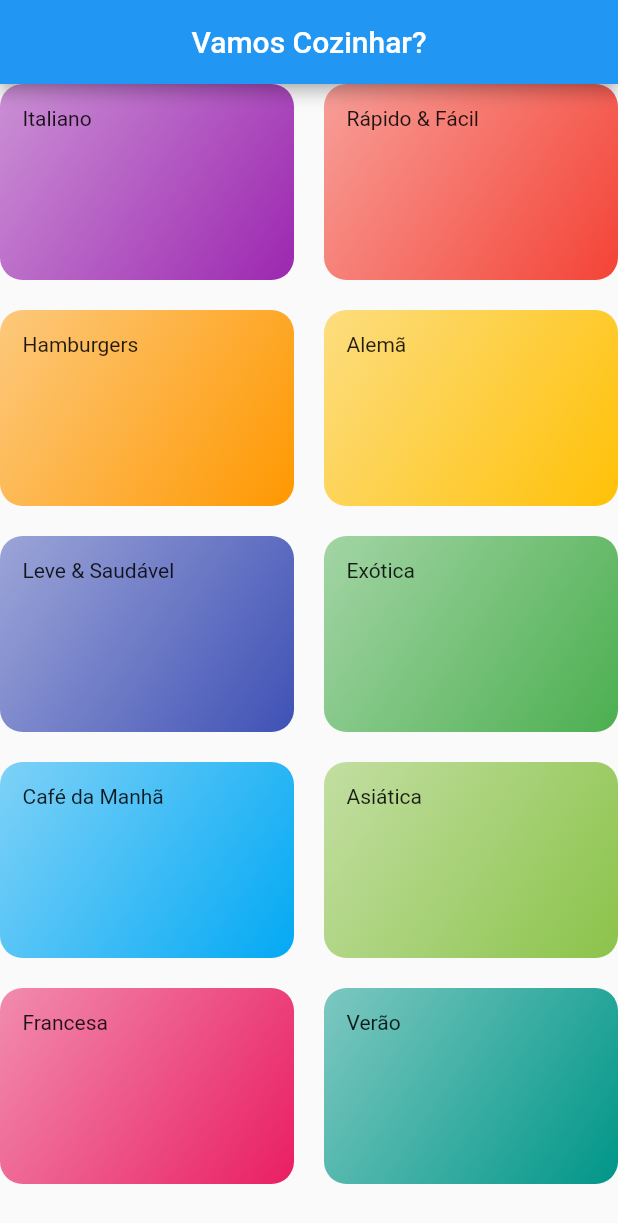
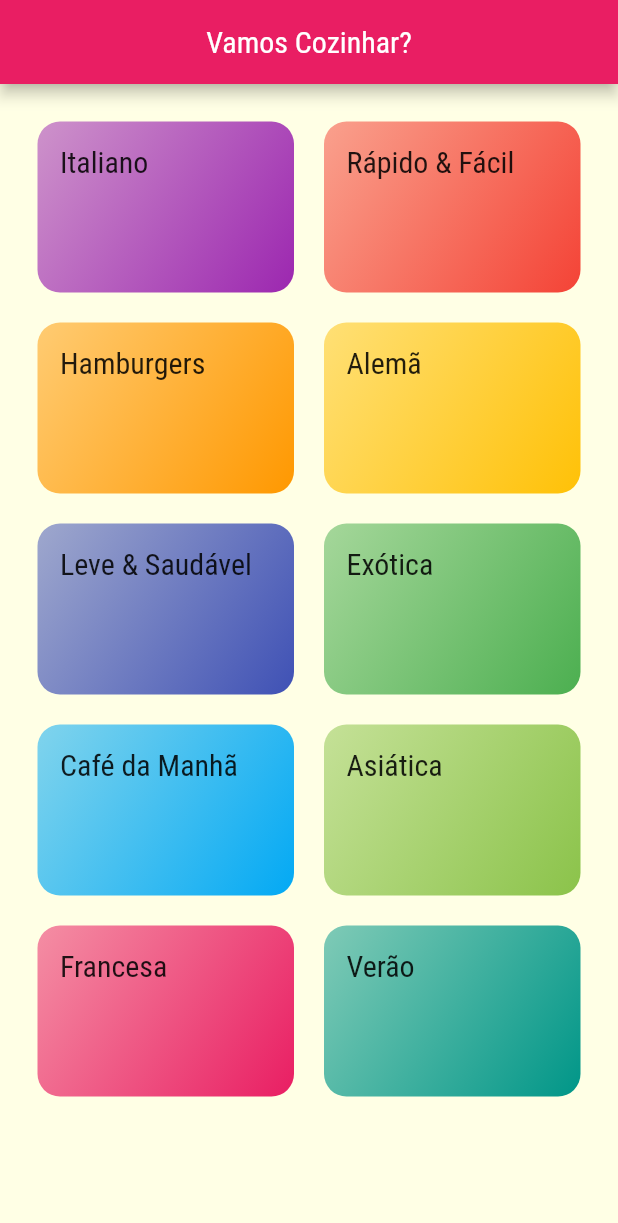
Before and after one commit to Bernardo-Junior/meals_app, a Flutter app: the screen it shows after launch, on a phone screen of 412 x 824 dp. Shown: the top 1223 px of the screen. Run offline on Flutter 3.47's test engine with Material 2 defaults, Android fonts, the phone set to English and light mode, and no system bars.

Commit message:
feat(theme): adding fonts and themes

```diff
--- a/lib/components/category_item.dart
+++ b/lib/components/category_item.dart
@@ -11,7 +11,10 @@ class CategoryItem extends StatelessWidget {
   Widget build(BuildContext context) {
     return Container(
       padding: EdgeInsets.all(15),
-      child: Text(category.title),
+      child: Text(
+        category.title,
+        style: Theme.of(context).textTheme.headline6,
+      ),
       decoration: BoxDecoration(
         borderRadius: BorderRadius.circular(15),
         gradient: LinearGradient(colors: [
--- a/lib/main.dart
+++ b/lib/main.dart
@@ -11,7 +11,16 @@ class MyApp extends StatelessWidget {
       debugShowCheckedModeBanner: false,
       title: 'DeliMeals',
       theme: ThemeData(
-        primarySwatch: Colors.blue,
+        canvasColor: Color.fromRGBO(255, 255, 229, 1),
+        primarySwatch: Colors.pink,
+        accentColor: Colors.amber,
+        fontFamily: 'Releway',
+        textTheme: ThemeData.light().textTheme.copyWith(
+              headline6: TextStyle(
+                fontSize: 20,
+                fontFamily: 'RobotoCondensed',
+              ),
+            ),
       ),
       home: CategoriesScreen(),
     );
--- a/lib/screens/categories_screen.dart
+++ b/lib/screens/categories_screen.dart
@@ -11,8 +11,8 @@ class CategoriesScreen extends StatelessWidget {
   Widget build(BuildContext context) {
     SystemChrome.setSystemUIOverlayStyle(
       const SystemUiOverlayStyle(
-        systemNavigationBarColor: Colors.blue, // navigation bar color
-        statusBarColor: Colors.blue, // status bar color
+        systemNavigationBarColor: Colors.pink, // navigation bar color
+        statusBarColor: Colors.pink, // status bar color
       ),
     );
     return Scaffold(
@@ -21,6 +21,7 @@ class CategoriesScreen extends StatelessWidget {
         centerTitle: true,
       ),
       body: GridView(
+        padding: const EdgeInsets.all(25),
         gridDelegate: SliverGridDelegateWithMaxCrossAxisExtent(
             maxCrossAxisExtent: 200,
             childAspectRatio: 3 / 2,
```
Also changed, not shown: pubspec.yaml (+18 -6 lines), assets/fonts/Raleway-Black.ttf (added), assets/fonts/Raleway-Bold.ttf (added), assets/fonts/Raleway-Regular.ttf (added), assets/fonts/RobotoCondensed-Bold.ttf (added), assets/fonts/RobotoCondensed-Italic.ttf (added), assets/fonts/RobotoCondensed-Light.ttf (added), assets/fonts/RobotoCondensed-Regular.ttf (added), pubspec.lock, 2 other files.
